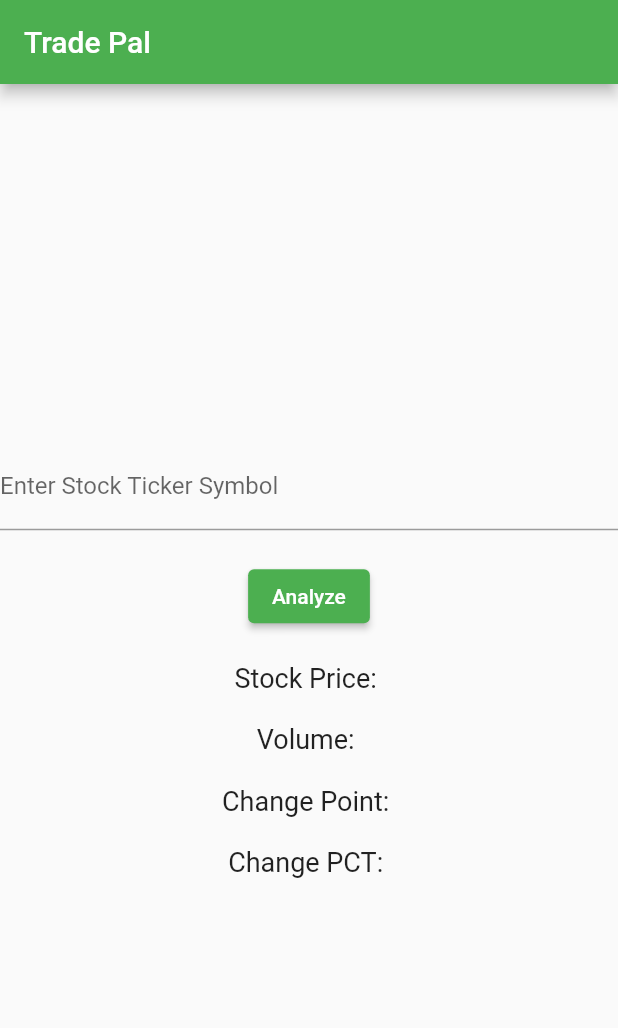
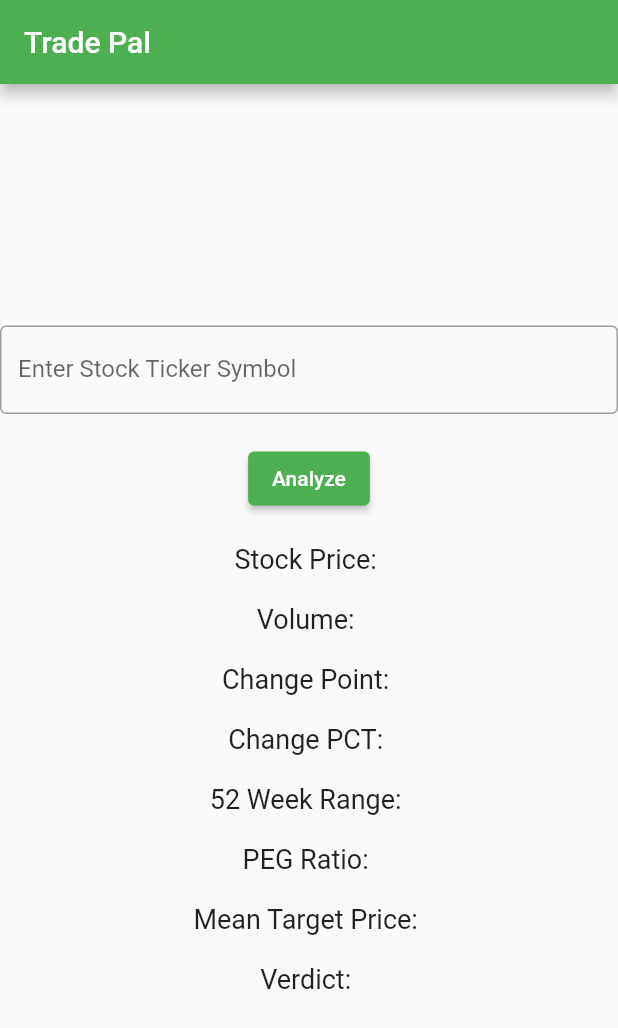
Before and after one commit to npatel0924/tradepalflutter, a Flutter app: the screen it shows after launch, after a tap on "Analyze", on a phone screen of 412 x 824 dp. Shown: the top 1028 px of the screen. Run offline on Flutter 3.47's test engine with Material 2 defaults, Android fonts, the phone set to English and light mode, and no system bars; network calls fail.

Commit message:
Updated README.md Added more stock data as well as verdict on action Added disclaimer to README.md

```diff
--- a/lib/main.dart
+++ b/lib/main.dart
@@ -30,13 +30,28 @@ class _MyHomePageState extends State<MyHomePage> {
   String _stockVolume = '';
   String _changePT = '';
   String _changePCT = '';
+  String _range = '';
+  String _pegRatio = '';
+  String _MTP = '';
+  String _verdict = '';
+  late double low;
+  late double pctabovelow;
+  late double mean;
+  late double pctbelowmean;
+  late double doublepeg;
+  late double douleprice;
 
   Future<void> _fetchStockPrice() async {
     final apiKey = 'U3S5ZT27QDIJ3DUE';
     final ticker = _tickerController.text.toLowerCase();
+    final ticker2 = _tickerController.text.toUpperCase();
 
     final response = await http.get(
       Uri.parse('https://www.alphavantage.co/query?function=GLOBAL_QUOTE&symbol=$ticker&apikey=$apiKey'),
+    );
+
+    final response2 = await http.get (
+      Uri.parse('https://www.alphavantage.co/query?function=OVERVIEW&symbol=$ticker2&apikey=$apiKey')
     );
 
     if (response.statusCode == 200) {
@@ -46,6 +61,7 @@ class _MyHomePageState extends State<MyHomePage> {
         _stockVolume = data['Global Quote']['06. volume'];
         _changePT = data['Global Quote']['09. change'];
         _changePCT = data['Global Quote']['10. change percent'];
+        douleprice = double.parse(data['Global Quote']['05. price']);
       });
     } else {
       setState(() {
@@ -55,13 +71,59 @@ class _MyHomePageState extends State<MyHomePage> {
         _changePCT = 'Error fetching data';
       });
     }
+
+    if (response2.statusCode == 200) {
+      final data2 = json.decode(response2.body);
+      setState(() {
+        _range = data2['52WeekLow'] + '-' + data2['52WeekHigh'];
+        _pegRatio = data2['PEGRatio'];
+        _MTP = data2['AnalystTargetPrice'];
+        low = double.parse(data2['52WeekLow']);
+        doublepeg = double.parse(data2['PEGRatio']);
+        mean = double.parse(data2['AnalystTargetPrice']);
+
+      });
+    } else {
+      setState(() {
+        _range = 'Error fetching data';
+        _pegRatio = 'Error fetching data';
+        _MTP = 'Error fetching data';
+      });
+    }
+    pctabovelow = ((douleprice - low)/low)*100;
+    pctbelowmean = ((mean - douleprice)/mean)*100;
+
+    if (doublepeg <= 1 && pctbelowmean >= 66 && pctabovelow <= 33){
+      _verdict = 'BUY';
+    }
+    else if (!(doublepeg <= 1) && pctbelowmean >= 66 && pctabovelow <= 33){
+      _verdict = 'HOLD';
+    }
+    else if (doublepeg <= 1 && !(pctbelowmean >= 66) && pctabovelow <= 33){
+      _verdict = 'HOLD';
+    }
+    else if (doublepeg <= 1 && pctbelowmean >= 66 && !(pctabovelow <= 33)){
+      _verdict = 'HOLD';
+    }
+    else if (!(doublepeg <= 1) && !(pctbelowmean >= 66) && pctabovelow <= 33){
+      _verdict = 'WAIT';
+    }
+    else if (!(doublepeg <= 1) && pctbelowmean >= 66 && !(pctabovelow <= 33)){
+      _verdict = 'WAIT';
+    }
+    else if (doublepeg <= 1 && !(pctbelowmean >= 66) && !(pctabovelow <= 33)){
+      _verdict = 'WAIT';
+    }
+    else {
+      _verdict = 'SELL';
+    }
   }
 
   @override
   Widget build(BuildContext context) {
     return Scaffold(
       appBar: AppBar(
-        title: Text('Trade Pal'),
+        title: const Text('Trade Pal'),
       ),
       body: Center(
         child: Column(
@@ -69,35 +131,57 @@ class _MyHomePageState extends State<MyHomePage> {
           children: <Widget>[
             TextField(
               controller: _tickerController,
-              decoration: InputDecoration(
+              decoration: const InputDecoration(
                 labelText: 'Enter Stock Ticker Symbol',
+                border: OutlineInputBorder(
+                ),
               ),
             ),
-            SizedBox(height: 20),
+            const SizedBox(height: 19),
             ElevatedButton(
               onPressed: _fetchStockPrice,
-              child: Text('Analyze'),
+              child: const Text('Analyze'),
             ),
-            SizedBox(height: 20),
+            const SizedBox(height: 19),
             Text(
               'Stock Price: $_stockPrice',
-              style: TextStyle(fontSize: 18),
+              style: const TextStyle(fontSize: 18),
             ),
-            SizedBox(height: 20),
+            const SizedBox(height: 19),
             Text(
               'Volume: $_stockVolume',
-              style: TextStyle(fontSize: 18),
+              style: const TextStyle(fontSize: 18),
             ),
-            SizedBox(height: 20),
+            const SizedBox(height: 19),
             Text(
               'Change Point: $_changePT',
-              style: TextStyle(fontSize: 18),
+              style: const TextStyle(fontSize: 18),
             ),
-          SizedBox(height: 20),
+          const SizedBox(height: 19),
           Text(
             'Change PCT: $_changePCT',
-            style: TextStyle(fontSize: 18),
+            style: const TextStyle(fontSize: 18),
           ),
+          const SizedBox(height: 19),
+          Text(
+            '52 Week Range: $_range',
+            style: const TextStyle(fontSize: 18),
+          ),
+        const SizedBox(height: 19),
+        Text(
+          'PEG Ratio: $_pegRatio',
+          style: const TextStyle(fontSize: 18),
+          ),
+        const SizedBox(height: 19),
+        Text(
+          'Mean Target Price: $_MTP',
+          style: const TextStyle(fontSize: 18),
+        ),
+        const SizedBox(height: 19),
+        Text(
+          'Verdict: $_verdict',
+          style: const TextStyle(fontSize: 18),
+        ),
           ],
         ),
       ),
```
Also changed, not shown: 1 other file.
